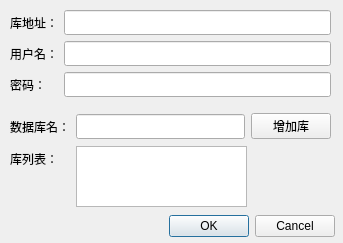
Before: the Qt Designer form configdatabase.ui in Q55/windrose, drawn with Qt 5.
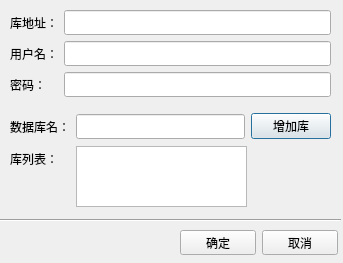
After: the same form once the commit is applied.

Diff of the .ui file:
```diff
--- a/configdatabase.ui
+++ b/configdatabase.ui
@@ -7,28 +7,12 @@
     <x>0</x>
     <y>0</y>
     <width>343</width>
-    <height>243</height>
+    <height>263</height>
    </rect>
   </property>
   <property name="windowTitle">
    <string>Dialog</string>
   </property>
-  <widget class="QDialogButtonBox" name="buttonBox">
-   <property name="geometry">
-    <rect>
-     <x>164</x>
-     <y>210</y>
-     <width>171</width>
-     <height>32</height>
-    </rect>
-   </property>
-   <property name="orientation">
-    <enum>Qt::Horizontal</enum>
-   </property>
-   <property name="standardButtons">
-    <set>QDialogButtonBox::Cancel|QDialogButtonBox::Ok</set>
-   </property>
-  </widget>
   <widget class="QListWidget" name="listWidget_db_name_list">
    <property name="geometry">
     <rect>
@@ -183,6 +167,45 @@
     </item>
    </layout>
   </widget>
+  <widget class="Line" name="line">
+   <property name="geometry">
+    <rect>
+     <x>0</x>
+     <y>210</y>
+     <width>341</width>
+     <height>20</height>
+    </rect>
+   </property>
+   <property name="orientation">
+    <enum>Qt::Horizontal</enum>
+   </property>
+  </widget>
+  <widget class="QWidget" name="">
+   <property name="geometry">
+    <rect>
+     <x>180</x>
+     <y>230</y>
+     <width>158</width>
+     <height>25</height>
+    </rect>
+   </property>
+   <layout class="QHBoxLayout" name="horizontalLayout_3">
+    <item>
+     <widget class="QPushButton" name="pushButton">
+      <property name="text">
+       <string>确定</string>
+      </property>
+     </widget>
+    </item>
+    <item>
+     <widget class="QPushButton" name="pushButton_2">
+      <property name="text">
+       <string>取消</string>
+      </property>
+     </widget>
+    </item>
+   </layout>
+  </widget>
   <zorder>layoutWidget</zorder>
   <zorder>buttonBox</zorder>
   <zorder>layoutWidget</zorder>
```
Left out of the diff: 32 changed lines with no effect on the pictures.
